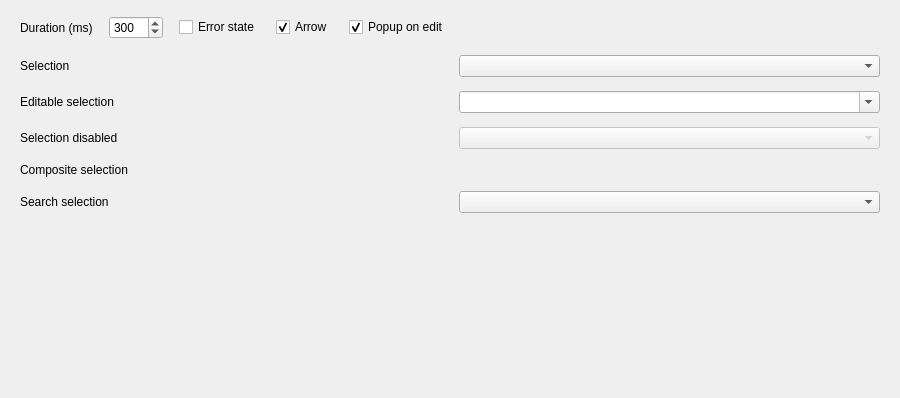
Old version of the form examples/comboboxespage.ui in the repository daonvshu/qt-animated-widgets; both pictures show x 0 to 900 and y 0 to 398 of the 900 by 640 pixel window.
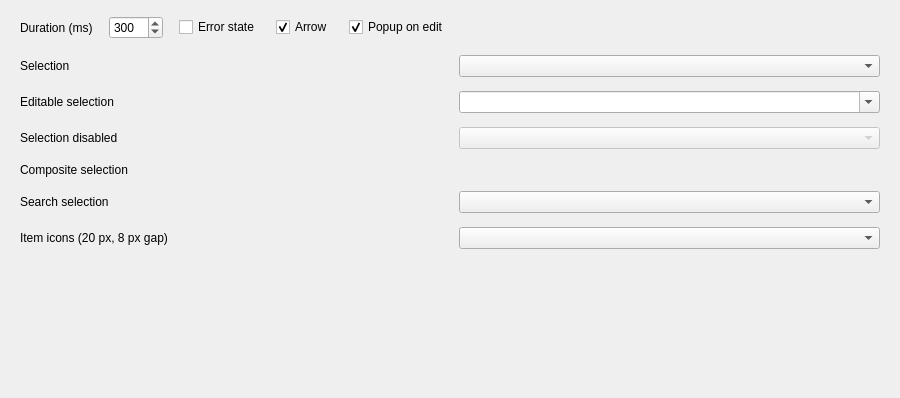
New version of the form. Custom widgets are drawn as their Qt base class.

Commit message: feat: configure popup item icons and align iconless rows

What changed in the file:
```diff
--- a/examples/comboboxespage.ui
+++ b/examples/comboboxespage.ui
@@ -105,6 +105,14 @@
      <item row="4" column="1">
       <widget class="SearchComboBox" name="comboSearch"/>
      </item>
+     <item row="5" column="0">
+      <widget class="QLabel" name="iconsLabel">
+       <property name="text"><string>Item icons (20 px, 8 px gap)</string></property>
+      </widget>
+     </item>
+     <item row="5" column="1">
+      <widget class="ComboBox" name="comboIcons"/>
+     </item>
     </layout>
    </item>
    <item>
```
The commit also changes 13 other files.
